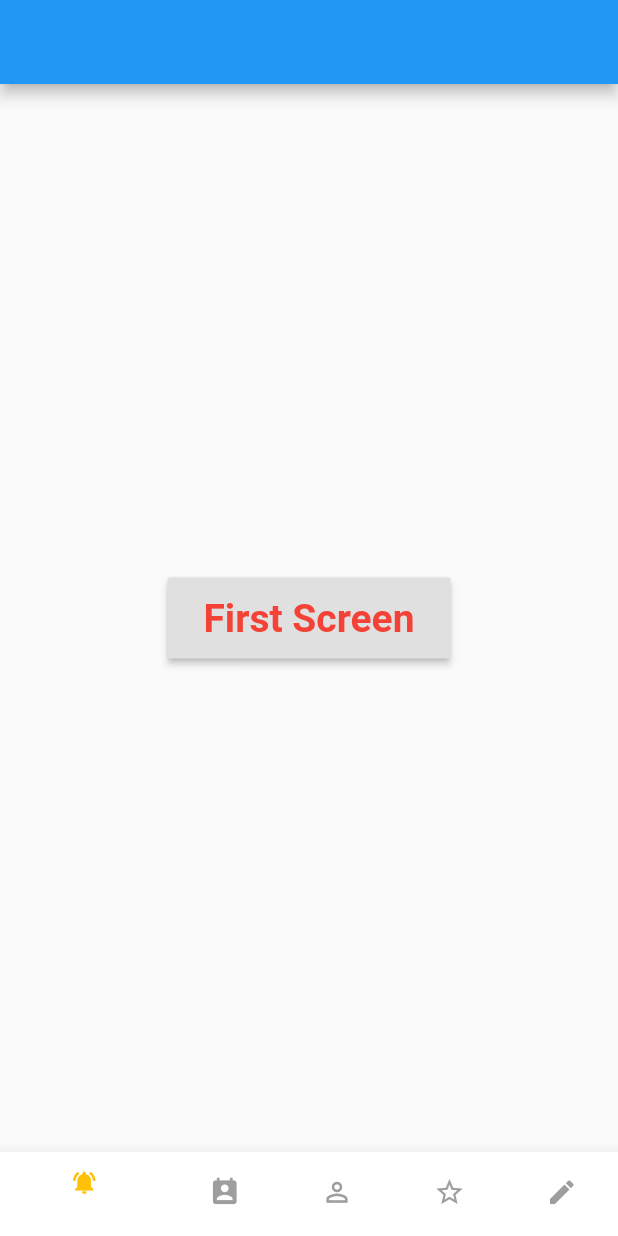
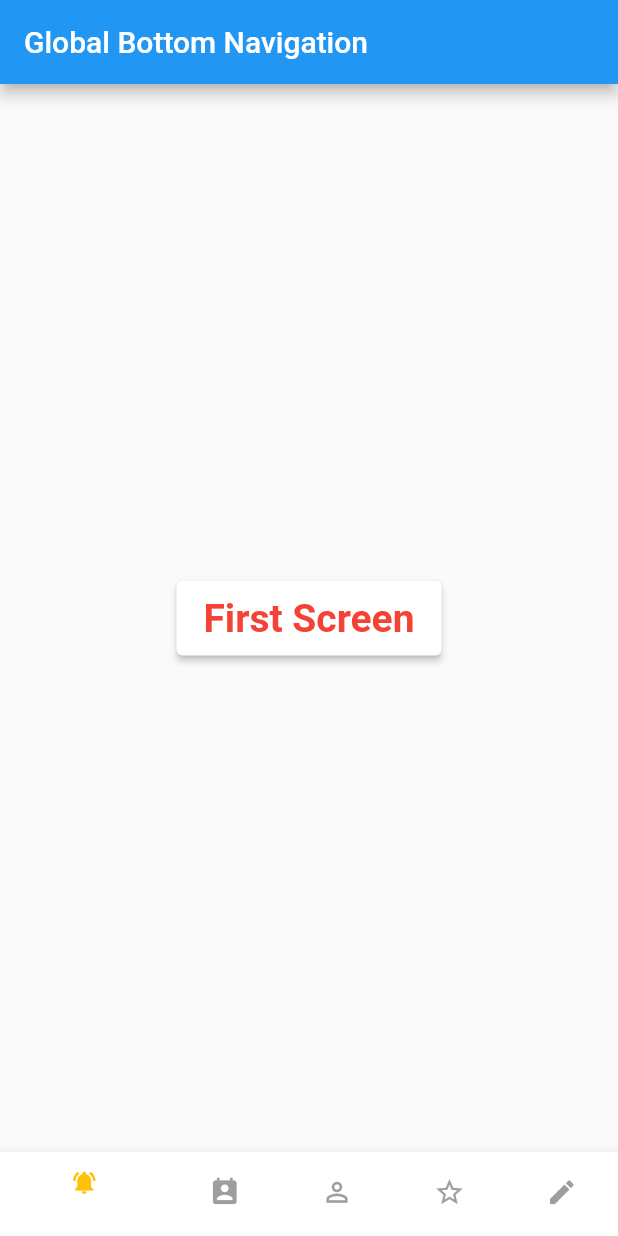
Before and after one commit to nabil-hfz/Global-Bottom-Navigation-Bar, a Flutter app: the screen it shows after launch, on a phone screen of 412 x 824 dp. Run offline on Flutter 3.47's test engine with Material 2 defaults, Android fonts, the phone set to English and light mode, and no system bars.

Commit message:
Task - #55325:
# Fixing the example.
# Adding a title to first_screen.dart

```diff
--- /dev/null
+++ b/example/lib/elevated_button.dart
@@ -0,0 +1,38 @@
+import 'package:flutter/material.dart';
+
+class ElevatedButtonWidget extends StatelessWidget {
+  const ElevatedButtonWidget({
+    this.subScreen,
+    this.title,
+    this.color,
+  });
+
+  final Widget subScreen;
+  final String title;
+  final Color color;
+
+  @override
+  Widget build(BuildContext context) {
+    return ElevatedButton(
+      style: ButtonStyle(
+        padding: MaterialStateProperty.all<EdgeInsets>(
+          EdgeInsets.symmetric(vertical: 10, horizontal: 18),
+        ),
+        backgroundColor: MaterialStateProperty.all<Color>(Colors.white),
+      ),
+      onPressed: () {
+        Navigator.of(context).push(
+          MaterialPageRoute(builder: (ctx) => this.subScreen),
+        );
+      },
+      child: Text(
+        this.title,
+        style: TextStyle(
+          fontSize: 26,
+          fontWeight: FontWeight.bold,
+          color: this.color,
+        ),
+      ),
+    );
+  }
+}
--- a/example/lib/main/first_screen.dart
+++ b/example/lib/main/first_screen.dart
@@ -1,32 +1,28 @@
 import 'package:flutter/material.dart';
 
+import '../elevated_button.dart';
 import '../sub/sub_first_screen.dart';
 
 class FirstScreen extends StatelessWidget {
   @override
   Widget build(BuildContext context) {
-    return
-
-
-      Scaffold(appBar : AppBar(), body: Center(
+    return Scaffold(
+      appBar: AppBar(
+        title: Text('Global Bottom Navigation'),
+      ),
+      body: Center(
         child: Column(
           mainAxisSize: MainAxisSize.max,
           mainAxisAlignment: MainAxisAlignment.center,
           children: <Widget>[
-            RaisedButton(
-              padding: EdgeInsets.symmetric(vertical: 12, horizontal: 24),
-              onPressed: () {
-                Navigator.of(context)
-                    .push(MaterialPageRoute(builder: (ctx) => SubFirstScreen()));
-              },
-              child: Text(
-                "First Screen",
-                style: TextStyle(
-                    fontSize: 26, fontWeight: FontWeight.bold, color: Colors.red),
-              ),
+            ElevatedButtonWidget(
+              title: 'First Screen',
+              color: Colors.red,
+              subScreen: SubFirstScreen(),
             ),
           ],
         ),
-      ),);
+      ),
+    );
   }
 }
--- a/pubspec.yaml
+++ b/pubspec.yaml
@@ -1,6 +1,6 @@
 name: global_bottom_navigation_bar
 description: Global Bottom Navigation bar simple to integrate.
-version: 0.0.4
+version: 0.0.5
 homepage: https://github.com/nabil-hfz/Global-Bottom-Navigation-Bar
 
 environment:
```
Also changed, not shown: example/lib/main/fifth_screen.dart (+5 -14 lines), example/lib/main/fourth_screen.dart (+5 -14 lines), example/lib/main/second_screen.dart (+6 -15 lines), example/lib/main/third_screen.dart (+6 -15 lines), example/pubspec.lock, 1 other file.
